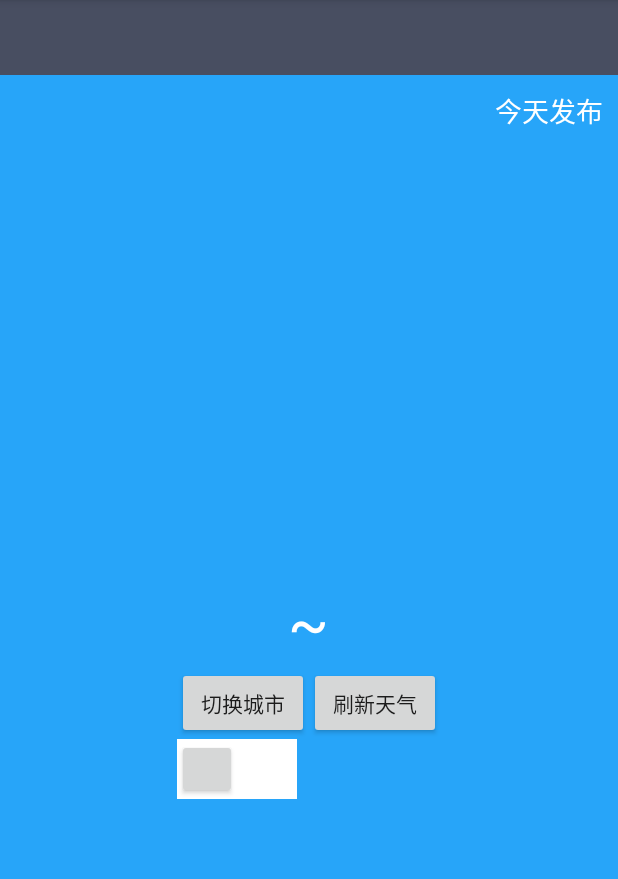
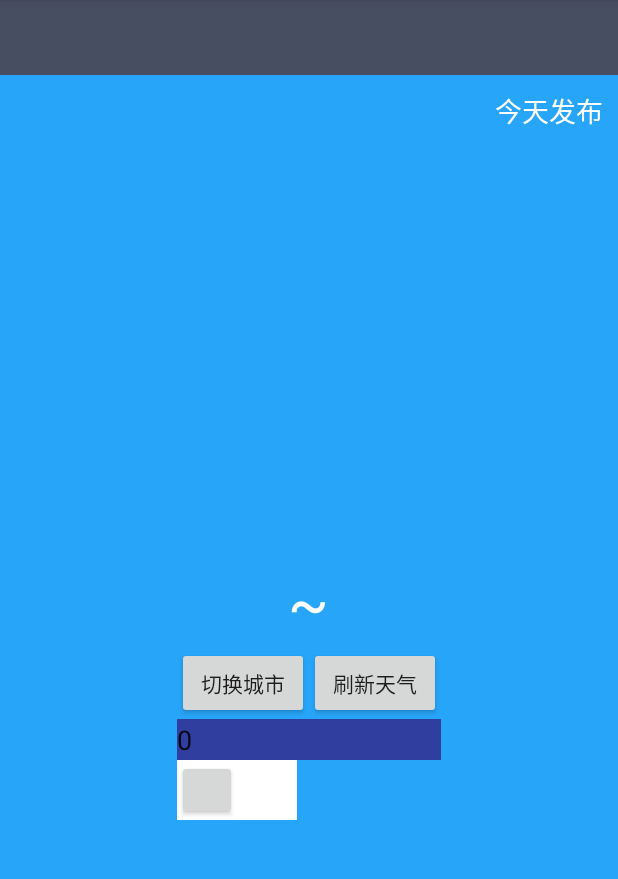
Before and after one commit to ActTerr/report, an Android app: the CountyActivity screen opened directly, with no data from a screen before it, on a phone screen of 412 x 824 dp, the part 84-963 px from its top. Run offline under Robolectric (Android 15) with nearby library versions, the phone set to English and light mode, and no system bars.

Commit message:
新增设置刷新时间功能

```diff
--- a/app/src/main/java/mac/yk/report/MyReceiver.java
+++ b/app/src/main/java/mac/yk/report/MyReceiver.java
@@ -16,7 +16,6 @@ public class MyReceiver extends BroadcastReceiver {
         SharedPreferences sp= PreferenceManager.getDefaultSharedPreferences(MyApplication.getContext());
         boolean flag=sp.getBoolean("flag",false);
         if (flag){
-
             Intent intent1=new Intent(context, MyService.class);
             context.startService(intent1);
         }
--- a/app/src/main/java/mac/yk/report/view/activity/CountyActivity.java
+++ b/app/src/main/java/mac/yk/report/view/activity/CountyActivity.java
@@ -9,6 +9,7 @@ import android.text.TextUtils;
 import android.util.Log;
 import android.view.View;
 import android.widget.Button;
+import android.widget.EditText;
 import android.widget.LinearLayout;
 import android.widget.RelativeLayout;
 import android.widget.TextView;
@@ -58,6 +59,7 @@ public class CountyActivity extends BaseActivity implements View.OnClickListener
      */
     private Button refreshWeather;
 
+    private EditText time;
     @Override
     protected void onCreate(@Nullable Bundle savedInstanceState) {
         super.onCreate(savedInstanceState);
@@ -79,8 +81,10 @@ public class CountyActivity extends BaseActivity implements View.OnClickListener
         btn2= (Button) findViewById(R.id.btn2);
         btn2.setOnClickListener(this);
         layout= (RelativeLayout) findViewById(R.id.background);
+        time= (EditText) findViewById(R.id.et_time);
         SharedPreferences sp=PreferenceManager.getDefaultSharedPreferences(this);
         flag=sp.getBoolean("flag",false);
+        time.setText(sp.getInt("time",0)+"");
         if (flag){
             showstart();
         }else {
@@ -179,11 +183,18 @@ public class CountyActivity extends BaseActivity implements View.OnClickListener
                 showstart();
                 flag=true;
                 saveFlag(flag);
+                Intent in=new Intent(this,MyService.class);
+                int t= Integer.parseInt(time.getText().toString());
+                SharedPreferences sp=PreferenceManager.getDefaultSharedPreferences(this);
+                sp.edit().putInt("time",t).apply();
+                startService(in);
                 break;
             case R.id.btn2:
                 showclose();
                 flag=false;
                 saveFlag(flag);
+                Intent in2=new Intent(this,MyService.class);
+                stopService(in2);
                 break;
             default:
                 break;
--- a/app/src/main/res/layout/activity_county.xml
+++ b/app/src/main/res/layout/activity_county.xml
@@ -107,6 +107,12 @@
                     android:layout_height="wrap_content"
                     android:id="@+id/refresh_weather"/>
             </LinearLayout>
+            <EditText
+                android:id="@+id/et_time"
+                android:hint="设置刷新时间(小时)"
+                android:background="@color/colorPrimaryDark"
+                android:layout_width="match_parent"
+                android:layout_height="wrap_content" />
             <RelativeLayout
                 android:id="@+id/background"
                 android:layout_width="80dp"
@@ -123,6 +129,7 @@
                     android:layout_width="40dp"
                     android:layout_height="40dp" />
             </RelativeLayout>
+
         </LinearLayout>
     </RelativeLayout>
 </LinearLayout>
```
Also changed, not shown: app/src/main/java/mac/yk/report/MyService.java (+19 -1 lines).
